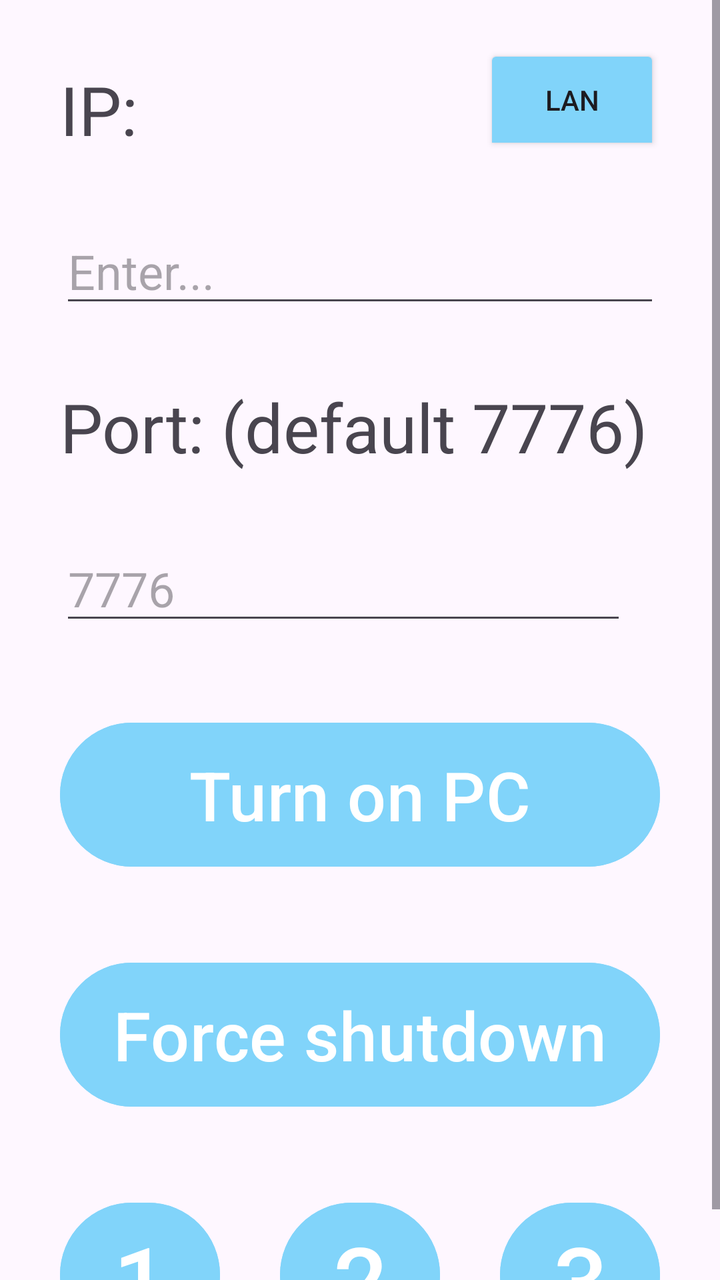
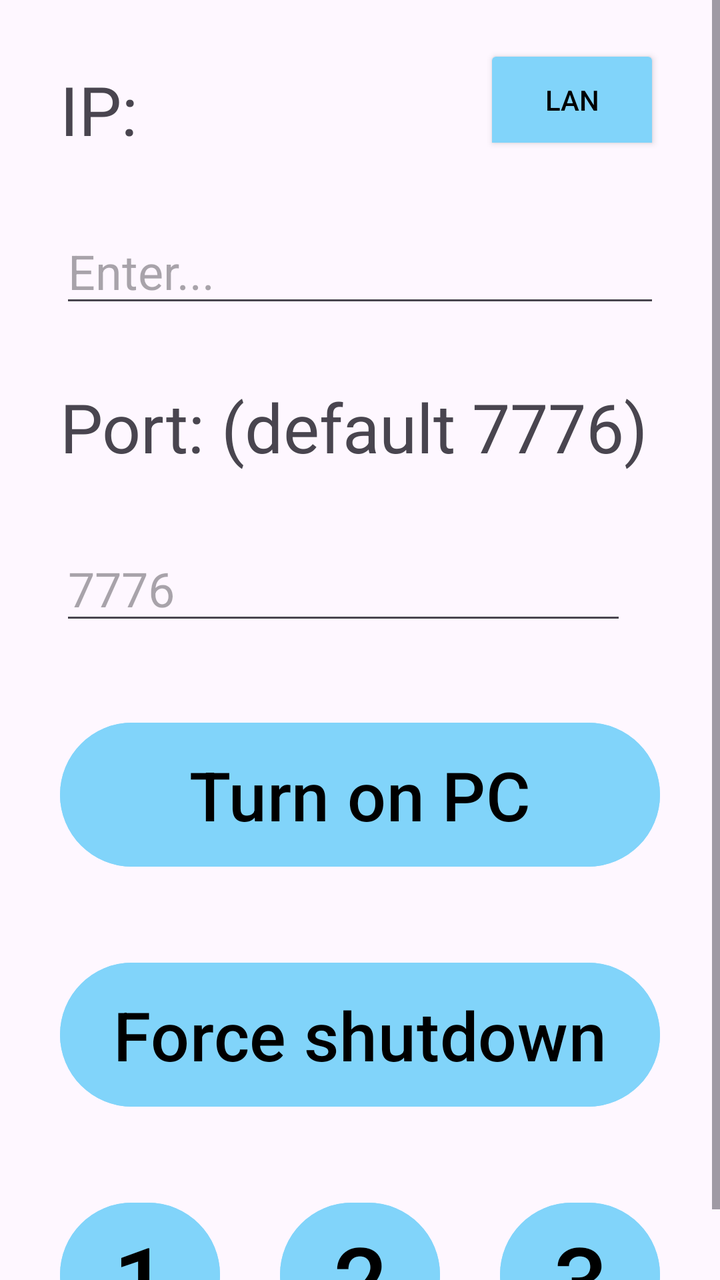

Compare the two renders of this Android layout. The source of the first and the diff that turns it into the second are given below.
<!-- AndroidManifest.xml: application theme Theme.Pcswitchapp -->
<!-- res/layout/activity_main.xml -->
<?xml version="1.0" encoding="utf-8"?>
<ScrollView xmlns:android="http://schemas.android.com/apk/res/android"
    xmlns:app="http://schemas.android.com/apk/res-auto"
    xmlns:tools="http://schemas.android.com/tools"
    android:layout_width="match_parent"
    android:layout_height="match_parent"
    tools:context=".MainActivity">

    <androidx.constraintlayout.widget.ConstraintLayout
        android:layout_width="match_parent"
        android:layout_height="100dp">

        <TextView
            android:id="@+id/textView"
            android:layout_width="wrap_content"
            android:layout_height="wrap_content"
            android:layout_marginTop="32dp"
            android:text="IP:"
            android:textSize="34sp"
            app:layout_constraintStart_toStartOf="@+id/textIP"
            app:layout_constraintTop_toTopOf="parent" />

        <EditText
            android:id="@+id/textIP"
            android:layout_width="300dp"
            android:layout_height="wrap_content"
            android:layout_marginTop="32dp"
            android:ems="10"
            android:hint="Enter..."
            android:inputType="text"
            android:textSize="24sp"
            app:layout_constraintEnd_toEndOf="parent"
            app:layout_constraintStart_toStartOf="parent"
            app:layout_constraintTop_toBottomOf="@+id/textView" />

        <Button
            android:id="@+id/btn_on"
            android:layout_width="300dp"
            android:layout_height="80dp"
            android:layout_marginTop="40dp"
            android:backgroundTint="#81D4FA"
            android:text="Turn on PC"
            android:textSize="34sp"
            app:layout_constraintStart_toStartOf="@+id/textPort"
            app:layout_constraintTop_toBottomOf="@+id/textPort" />

        <TextView
            android:id="@+id/textView2"
            android:layout_width="wrap_content"
            android:layout_height="wrap_content"
            android:layout_marginTop="32dp"
            android:text="Port: (default 7776)"
            android:textSize="34sp"
            app:layout_constraintStart_toStartOf="@+id/textIP"
            app:layout_constraintTop_toBottomOf="@+id/textIP" />

        <EditText
            android:id="@+id/textPort"
            android:layout_width="wrap_content"
            android:layout_height="wrap_content"
            android:layout_marginTop="32dp"
            android:ems="10"
            android:hint="7776"
            android:inputType="text"
            android:textSize="24sp"
            app:layout_constraintStart_toStartOf="@+id/textView2"
            app:layout_constraintTop_toBottomOf="@+id/textView2" />

        <Button
            android:id="@+id/btn_fs"
            android:layout_width="300dp"
            android:layout_height="80dp"
            android:layout_marginTop="40dp"
            android:backgroundTint="#81D4FA"
            android:text="Force shutdown"
            android:textSize="34sp"
            app:layout_constraintStart_toStartOf="@+id/btn_on"
            app:layout_constraintTop_toBottomOf="@+id/btn_on" />

        <Button
            android:id="@+id/btn_profile1"
            android:layout_width="80dp"
            android:layout_height="80dp"
            android:layout_marginTop="40dp"
            android:backgroundTint="#81D4FA"
            android:text="1"
            android:textSize="48sp"
            app:layout_constraintStart_toStartOf="@+id/btn_fs"
            app:layout_constraintTop_toBottomOf="@+id/btn_fs" />

        <Button
            android:id="@+id/btn_profile2"
            android:layout_width="80dp"
            android:layout_height="80dp"
            android:layout_marginTop="40dp"
            android:backgroundTint="#81D4FA"
            android:text="2"
            android:textSize="48sp"
            app:layout_constraintEnd_toStartOf="@+id/btn_profile3"
            app:layout_constraintStart_toEndOf="@+id/btn_profile1"
            app:layout_constraintTop_toBottomOf="@+id/btn_fs" />

        <Button
            android:id="@+id/btn_profile3"
            android:layout_width="80dp"
            android:layout_height="80dp"
            android:layout_marginTop="40dp"
            android:backgroundTint="#81D4FA"
            android:text="3"
            android:textSize="48sp"
            app:layout_constraintEnd_toEndOf="@+id/btn_fs"
            app:layout_constraintTop_toBottomOf="@+id/btn_fs" />

        <ToggleButton
            android:id="@+id/toggle_lan_wan"
            android:layout_width="wrap_content"
            android:layout_height="55dp"
            android:layout_marginBottom="32dp"
            android:backgroundTint="#81D4FA"
            android:checked="false"
            android:textOff="@string/switch_off"
            android:textOn="@string/switch_on"
            app:layout_constraintBottom_toTopOf="@+id/textIP"
            app:layout_constraintEnd_toEndOf="@+id/textIP" />

    </androidx.constraintlayout.widget.ConstraintLayout>
</ScrollView>
<!-- resources referenced by this layout -->
<resources>
  <string name="switch_off">LAN</string>
  <string name="switch_on">WAN</string>
  <style name="Theme.Pcswitchapp" parent="Base.Theme.Pcswitchapp" />
  <style name="Base.Theme.Pcswitchapp" parent="Theme.Material3.DayNight.NoActionBar">
          
          
      </style>
</resources>

<!-- the commit's change to res/layout/activity_main.xml (unified diff, before → after) -->
@@ -39,6 +39,7 @@
             android:layout_height="80dp"
             android:layout_marginTop="40dp"
             android:backgroundTint="#81D4FA"
+            android:textColor="@color/black"
             android:text="Turn on PC"
             android:textSize="34sp"
             app:layout_constraintStart_toStartOf="@+id/textPort"
@@ -72,6 +73,7 @@
             android:layout_height="80dp"
             android:layout_marginTop="40dp"
             android:backgroundTint="#81D4FA"
+            android:textColor="@color/black"
             android:text="Force shutdown"
             android:textSize="34sp"
             app:layout_constraintStart_toStartOf="@+id/btn_on"
@@ -83,6 +85,7 @@
             android:layout_height="80dp"
             android:layout_marginTop="40dp"
             android:backgroundTint="#81D4FA"
+            android:textColor="@color/black"
             android:text="1"
             android:textSize="48sp"
             app:layout_constraintStart_toStartOf="@+id/btn_fs"
@@ -94,6 +97,7 @@
             android:layout_height="80dp"
             android:layout_marginTop="40dp"
             android:backgroundTint="#81D4FA"
+            android:textColor="@color/black"
             android:text="2"
             android:textSize="48sp"
             app:layout_constraintEnd_toStartOf="@+id/btn_profile3"
@@ -106,6 +110,7 @@
             android:layout_height="80dp"
             android:layout_marginTop="40dp"
             android:backgroundTint="#81D4FA"
+            android:textColor="@color/black"
             android:text="3"
             android:textSize="48sp"
             app:layout_constraintEnd_toEndOf="@+id/btn_fs"
@@ -117,6 +122,7 @@
             android:layout_height="55dp"
             android:layout_marginBottom="32dp"
             android:backgroundTint="#81D4FA"
+            android:textColor="@color/black"
             android:checked="false"
             android:textOff="@string/switch_off"
             android:textOn="@string/switch_on"
<!-- resource entries referenced after the edit -->
@@ -1,5 +1,6 @@
 <!-- resources referenced by this layout -->
 <resources>
+  <color name="black">#FF000000</color>
   <string name="switch_off">LAN</string>
   <string name="switch_on">WAN</string>
   <style name="Theme.Pcswitchapp" parent="Base.Theme.Pcswitchapp" />
